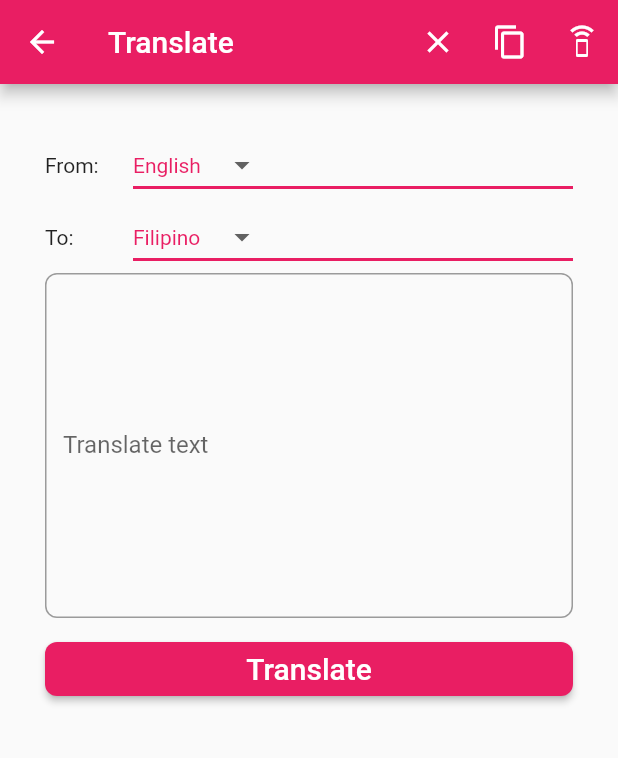
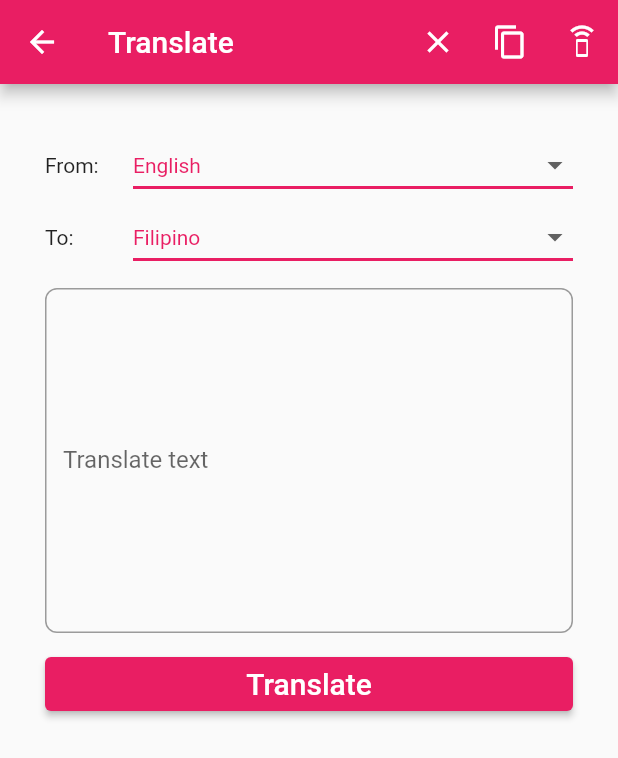
Before and after one commit to reymundvirtus/OCR-text-scanner, a Flutter app: the Translate screen opened directly, after a tap on the "clear" icon, on a phone screen of 412 x 824 dp. Shown: the top 758 px of the screen. Run offline on Flutter 3.47's test engine with Material 2 defaults, Android fonts, the phone set to English and light mode, and no system bars; our stand-ins replace flutter_tts, google_fonts, image_cropper, image_picker; missing offline and left inert: clipboard, google_ml_kit, translator.

Commit message:
add cropping feature

```diff
--- a/lib/Translate.dart
+++ b/lib/Translate.dart
@@ -18,8 +18,8 @@ class _TranslateState extends State<Translate> {
   String userinput = "";
   String result = "";
 
-  List<String> availableLang = <String>['English', 'Japnease', 'Filipino'];
-  List<String> languageCode = <String>['en', 'ja', 'tl'];
+  List<String> availableLang = <String>['English', 'Filipino', 'Japnease', 'Korean'];
+  List<String> languageCode = <String>['en', 'tl', 'ja', 'ko'];
 
   GoogleTranslator translator = GoogleTranslator();
   final FlutterTts flutterTts = FlutterTts();
@@ -33,9 +33,9 @@ class _TranslateState extends State<Translate> {
           IconButton(
             icon: const Icon(Icons.clear),
             onPressed: () {
-              clearText();
               setState(() {
                 userinput = "";
+                result = "";
               });
             },
             tooltip: 'Clear',
@@ -83,6 +83,8 @@ class _TranslateState extends State<Translate> {
                         dropdownFrom = newValue!;
                       });
                     },
+                    borderRadius: BorderRadius.circular(10),
+                    isExpanded: true,
                     items: availableLang
                         .map<DropdownMenuItem<String>>((String value) {
                       return DropdownMenuItem<String>(
@@ -113,6 +115,8 @@ class _TranslateState extends State<Translate> {
                         dropdownTo = newValue!;
                       });
                     },
+                    borderRadius: BorderRadius.circular(10),
+                    isExpanded: true,
                     items: availableLang
                         .map<DropdownMenuItem<String>>((String value) {
                       return DropdownMenuItem<String>(
@@ -123,6 +127,9 @@ class _TranslateState extends State<Translate> {
                   ),
                 ),
               ],
+            ),
+            const SizedBox(
+              height: 10,
             ),
             // TextFormFeild
             TextFormField(
@@ -146,9 +153,6 @@ class _TranslateState extends State<Translate> {
             ElevatedButton(
               style: ElevatedButton.styleFrom(
                 primary: Colors.pink,
-                shape: const RoundedRectangleBorder(
-                  borderRadius: BorderRadius.all(Radius.circular(8)),
-                ),
               ),
               child: const Text('Translate',
                 style: TextStyle(
@@ -160,7 +164,9 @@ class _TranslateState extends State<Translate> {
                 trans();
               }
             ),
-
+            const SizedBox(
+              height: 10,
+            ),
             // Result
             Center(
               child: Text(result,
@@ -190,14 +196,6 @@ class _TranslateState extends State<Translate> {
     });
   }
 
-  // clear text
-  void clearText() {
-    setState(() {
-      userinput = '';
-      result = '';
-    });
-  }
-
   // text to speech
   speak(String text) async {
     await flutterTts.setLanguage("en-US");
--- a/lib/main.dart
+++ b/lib/main.dart
@@ -1,5 +1,4 @@
 import 'package:flutter/material.dart';
-import 'ScanText.dart';
 import 'Home.dart';
 
 void main() {
--- a/pubspec.yaml
+++ b/pubspec.yaml
@@ -40,6 +40,7 @@ dependencies:
   clipboard: ^0.1.3
   flutter_tts: ^3.3.3
   translator: ^0.1.7
+  image_cropper: ^1.5.0
 
 dev_dependencies:
   flutter_test:
```
Also changed, not shown: lib/Drawer.dart (+20 -0 lines), lib/Home.dart (+65 -8 lines), pubspec.lock, 1 other file.
